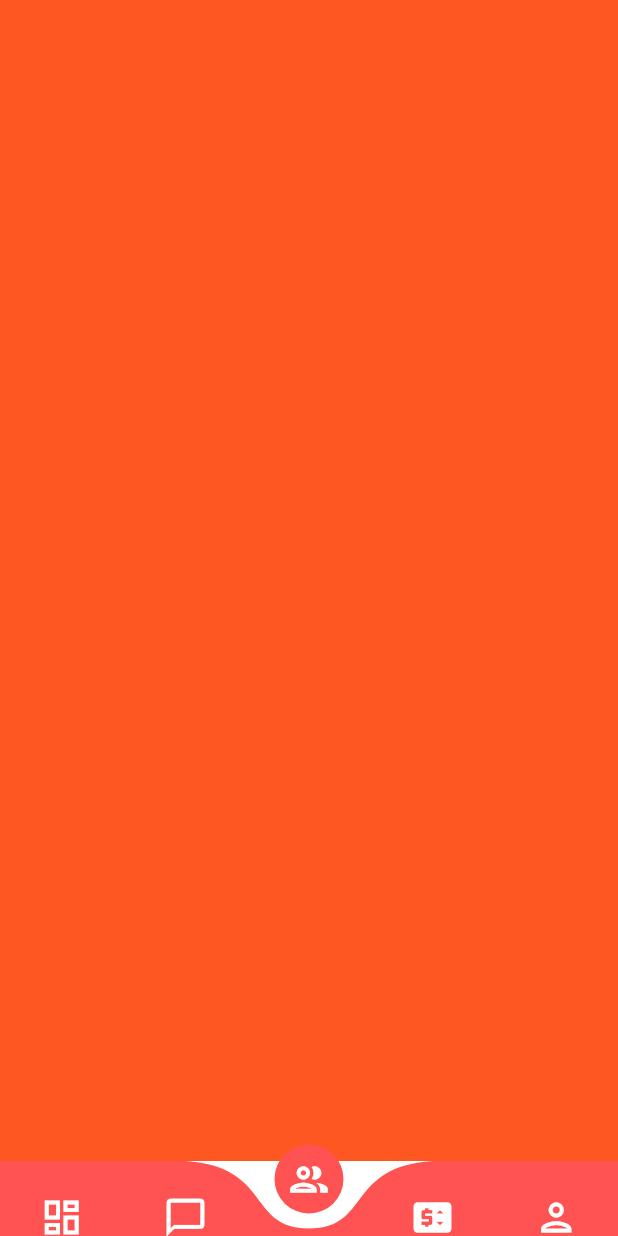
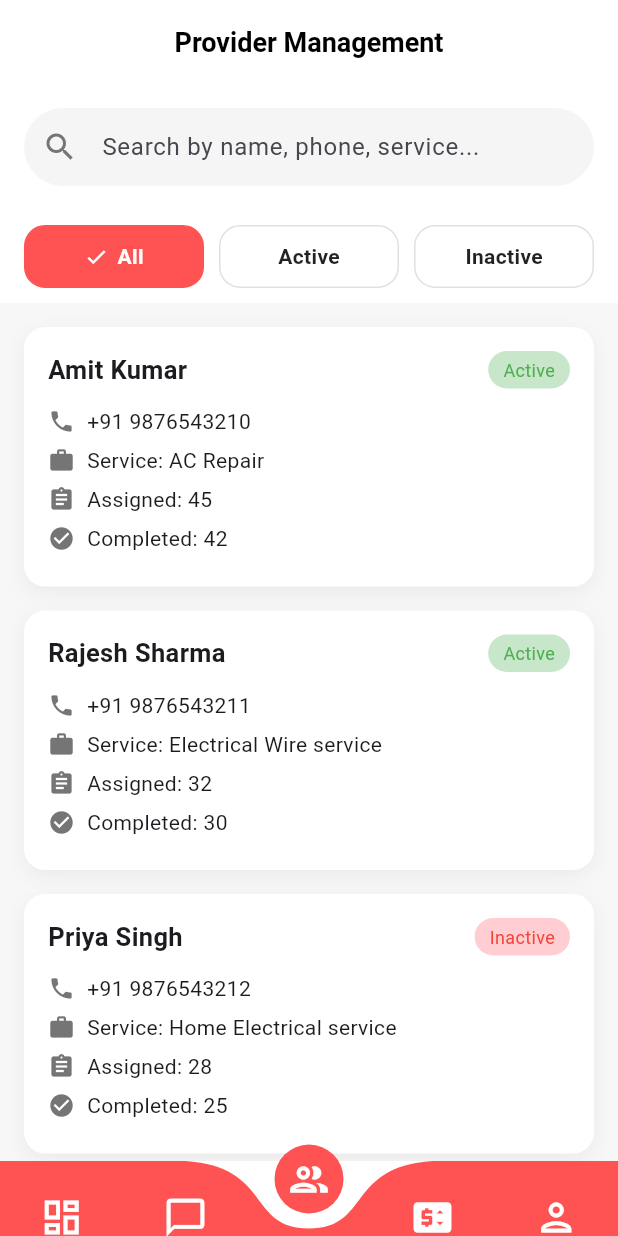
Before and after one commit to SINGHDHANRAJ098/Esayfix_admin, a Flutter app: the screen it shows after launch, item 3 of the bottom bar chosen, on a phone screen of 412 x 824 dp. Run offline on Flutter 3.47's test engine with Material 3 defaults, Android fonts, the light colour scheme and no system bars; drawn by our look-alikes of curved_navigation_bar.

Commit message:
provider managemant

```diff
--- a/lib/admin_pages/Provider_management/provider_model/provider_model.dart
+++ b/lib/admin_pages/Provider_management/provider_model/provider_model.dart
@@ -0,0 +1,49 @@
+// provider_management/provider_model/provider_model.dart
+import 'package:flutter/material.dart';
+
+enum ProviderStatus { active, inactive }
+
+class ProviderModel {
+  final String id;
+  final String name;
+  final String phone;
+  final String specialty;
+  final ProviderStatus status;
+  final int totalServicesAssigned;
+  final int totalServicesCompleted;
+
+  ProviderModel({
+    required this.id,
+    required this.name,
+    required this.phone,
+    required this.specialty,
+    required this.status,
+    required this.totalServicesAssigned,
+    required this.totalServicesCompleted,
+  });
+
+  double get completionRate {
+    if (totalServicesAssigned == 0) return 0.0;
+    return (totalServicesCompleted / totalServicesAssigned) * 100;
+  }
+}
+
+extension ProviderStatusX on ProviderStatus {
+  String get label {
+    switch (this) {
+      case ProviderStatus.active:
+        return "Active";
+      case ProviderStatus.inactive:
+        return "Inactive";
+    }
+  }
+
+  Color get color {
+    switch (this) {
+      case ProviderStatus.active:
+        return Colors.green;
+      case ProviderStatus.inactive:
+        return Colors.grey;
+    }
+  }
+}
--- a/lib/admin_pages/Provider_management/provider_screen/provider_list_screen.dart
+++ b/lib/admin_pages/Provider_management/provider_screen/provider_list_screen.dart
@@ -0,0 +1,297 @@
+// provider_management/provider_screen/provider_list_screen.dart
+
+import 'package:flutter/material.dart';
+import '../provider_model/provider_model.dart';
+
+class ProviderListScreen extends StatefulWidget {
+  const ProviderListScreen({super.key});
+
+  @override
+  State<ProviderListScreen> createState() => _ProviderListScreenState();
+}
+
+class _ProviderListScreenState extends State<ProviderListScreen> {
+  List<ProviderModel> _allProviders = [];
+  List<ProviderModel> _filteredProviders = [];
+  String _searchQuery = '';
+  ProviderStatus? _selectedStatus;
+
+  @override
+  void initState() {
+    super.initState();
+    _loadProviders();
+  }
+
+  void _loadProviders() {
+    _allProviders = [
+      ProviderModel(
+        id: '1',
+        name: 'Amit Kumar',
+        phone: '+91 9876543210',
+        specialty: 'AC Repair',
+        status: ProviderStatus.active,
+        totalServicesAssigned: 45,
+        totalServicesCompleted: 42,
+      ),
+      ProviderModel(
+        id: '2',
+        name: 'Rajesh Sharma',
+        phone: '+91 9876543211',
+        specialty: 'Electrical Wire service ',
+        status: ProviderStatus.active,
+        totalServicesAssigned: 32,
+        totalServicesCompleted: 30,
+      ),
+      ProviderModel(
+        id: '3',
+        name: 'Priya Singh',
+        phone: '+91 9876543212',
+        specialty: 'Home Electrical service',
+        status: ProviderStatus.inactive,
+        totalServicesAssigned: 28,
+        totalServicesCompleted: 25,
+      ),
+    ];
+
+    _filteredProviders = _allProviders;
+  }
+
+  void _searchProviders(String query) {
+    setState(() {
+      _searchQuery = query;
+      _applyFilters();
+    });
+  }
+
+  void _applyFilters() {
+    setState(() {
+      _filteredProviders = _allProviders.where((p) {
+        final matchesSearch = _searchQuery.isEmpty ||
+            p.name.toLowerCase().contains(_searchQuery.toLowerCase()) ||
+            p.phone.contains(_searchQuery) ||
+            p.specialty.toLowerCase().contains(_searchQuery.toLowerCase());
+
+        final matchesStatus =
+            _selectedStatus == null || p.status == _selectedStatus;
+
+        return matchesSearch && matchesStatus;
+      }).toList();
+    });
+  }
+
+  void _updateStatusFilter(ProviderStatus? status) {
+    setState(() {
+      _selectedStatus = status;
+      _applyFilters();
+    });
+  }
+
+
+  // UI
+
+
+  @override
+  Widget build(BuildContext context) {
+    return Scaffold(
+      backgroundColor: const Color(0xffF7F7F7),
+      appBar: AppBar(
+        centerTitle: true,
+        backgroundColor: Colors.white,
+        elevation: 0,
+        title: const Text(
+          "Provider Management",
+          style: TextStyle(
+            fontWeight: FontWeight.w700,
+            fontSize: 18,
+            color: Colors.black,
+          ),
+        ),
+      ),
+
+      body: Column(
+        crossAxisAlignment: CrossAxisAlignment.start,
+        children: [
+
+          // Search Bar
+          Container(
+            padding: const EdgeInsets.all(16),
+            color: Colors.white,
+            child: TextField(
+              onChanged: _searchProviders,
+              decoration: InputDecoration(
+                hintText: "Search by name, phone, service...",
+                prefixIcon: Icon(Icons.search, color: Colors.grey.shade600),
+                filled: true,
+                fillColor: Colors.grey.shade100,
+                contentPadding: const EdgeInsets.symmetric(vertical: 14),
+                enabledBorder: OutlineInputBorder(
+                  borderRadius: BorderRadius.circular(30),
+                  borderSide: BorderSide.none,
+                ),
+                focusedBorder: OutlineInputBorder(
+                  borderRadius: BorderRadius.circular(30),
+                  borderSide: const BorderSide(color: Colors.redAccent),
+                ),
+              ),
+            ),
+          ),
+
+          // Tabs
+          _segmentedTabs(),
+
+          // Provider List
+          Expanded(
+            child: _filteredProviders.isEmpty
+                ? const Center(
+              child: Text("No providers found",
+                  style: TextStyle(color: Colors.grey, fontSize: 16)),
+            )
+                : ListView.builder(
+              padding: const EdgeInsets.all(16),
+              itemCount: _filteredProviders.length,
+              itemBuilder: (context, index) =>
+                  _providerCard(_filteredProviders[index]),
+            ),
+          ),
+        ],
+      ),
+    );
+  }
+
+
+  //  TABS EXACT like your reference UI
+
+
+  Widget _segmentedTabs() {
+    return Container(
+      padding: const EdgeInsets.symmetric(horizontal: 16, vertical: 10),
+      color: Colors.white,
+      child: Row(
+        children: [
+          Expanded(child: _tabButton("All", null)),
+          const SizedBox(width: 10),
+          Expanded(child: _tabButton("Active", ProviderStatus.active)),
+          const SizedBox(width: 10),
+          Expanded(child: _tabButton("Inactive", ProviderStatus.inactive)),
+        ],
+      ),
+    );
+  }
+
+  Widget _tabButton(String label, ProviderStatus? status) {
+    final bool isSelected = _selectedStatus == status;
+
+    return InkWell(
+      borderRadius: BorderRadius.circular(14),
+      onTap: () => _updateStatusFilter(status),
+      child: Container(
+        height: 42, // Bigger box height
+        decoration: BoxDecoration(
+          color: isSelected ? Colors.redAccent : Colors.white,
+          borderRadius: BorderRadius.circular(14),
+          border: Border.all(
+            color: isSelected ? Colors.redAccent : Colors.grey.shade300,
+            width: 1,
+          ),
+        ),
+        child: Center(
+          child: Row(
+            mainAxisAlignment: MainAxisAlignment.center, // perfect center text
+            children: [
+              if (isSelected) ...[
+                const Icon(Icons.check, size: 16, color: Colors.white),
+                const SizedBox(width: 6),
+              ],
+              Text(
+                label,
+                style: TextStyle(
+                  color: isSelected ? Colors.white : Colors.black87,
+                  fontWeight: FontWeight.w600,
+                  fontSize: 14,
+                ),
+              ),
+            ],
+          ),
+        ),
+      ),
+    );
+  }
+
+
+  // Provider Card
+
+
+  Widget _providerCard(ProviderModel p) {
+    return Container(
+      padding: const EdgeInsets.all(16),
+      margin: const EdgeInsets.only(bottom: 16),
+      decoration: BoxDecoration(
+        color: Colors.white,
+        borderRadius: BorderRadius.circular(14),
+        boxShadow: [
+          BoxShadow(
+            color: Colors.black12.withOpacity(0.05),
+            blurRadius: 10,
+            offset: const Offset(0, 4),
+          ),
+        ],
+      ),
+
+      child: Column(
+        crossAxisAlignment: CrossAxisAlignment.start,
+        children: [
+          Row(
+            children: [
+              Text(
+                p.name,
+                style: const TextStyle(
+                  fontSize: 17,
+                  fontWeight: FontWeight.bold,
+                ),
+              ),
+              const Spacer(),
+              Container(
+                padding: const EdgeInsets.symmetric(horizontal: 10, vertical: 4),
+                decoration: BoxDecoration(
+                  color: p.status == ProviderStatus.active
+                      ? Colors.green.shade100
+                      : Colors.red.shade100,
+                  borderRadius: BorderRadius.circular(20),
+                ),
+                child: Text(
+                  p.status.label,
+                  style: TextStyle(
+                    fontSize: 12,
+                    color: p.status == ProviderStatus.active
+                        ? Colors.green
+                        : Colors.red,
+                  ),
+                ),
+              ),
+            ],
+          ),
+
+          const SizedBox(height: 12),
+
+          _row(Icons.phone, p.phone),
+          _row(Icons.work, "Service: ${p.specialty}"),
+          _row(Icons.assignment, "Assigned: ${p.totalServicesAssigned}"),
+          _row(Icons.check_circle, "Completed: ${p.totalServicesCompleted}"),
+        ],
+      ),
+    );
+  }
+
+  Widget _row(IconData icon, String text) {
+    return Padding(
+      padding: const EdgeInsets.only(bottom: 6),
+      child: Row(
+        children: [
+          Icon(icon, size: 18, color: Colors.grey.shade600),
+          const SizedBox(width: 8),
+          Text(text, style: const TextStyle(fontSize: 14)),
+        ],
+      ),
+    );
+  }
+}
--- a/lib/admin_pages/admin_bottom_nav.dart
+++ b/lib/admin_pages/admin_bottom_nav.dart
@@ -4,6 +4,7 @@ import 'package:easyfix_admin/admin_pages/dashboard.dart';
 import 'package:easyfix_admin/admin_pages/service_pricing_management.dart';
 import 'package:flutter/material.dart';
 import ' Inquiry_management/inquiry_admin_screen/inquiry_management_wrapper.dart';
+import 'Provider_management/provider_screen/provider_list_screen.dart';
 
 class AdminBottomNav extends StatefulWidget {
   const AdminBottomNav({super.key});
@@ -24,7 +25,7 @@ class _AdminBottomNavState extends State<AdminBottomNav> {
     pages = [
       const Dashboard(),
       const InquiryManagementWrapper(),
-     // const ServiceProviderManagement(),
+      const ProviderListScreen(),
       const ServicePricingManagement(),
       const AccountManagement(),
     ];
```
